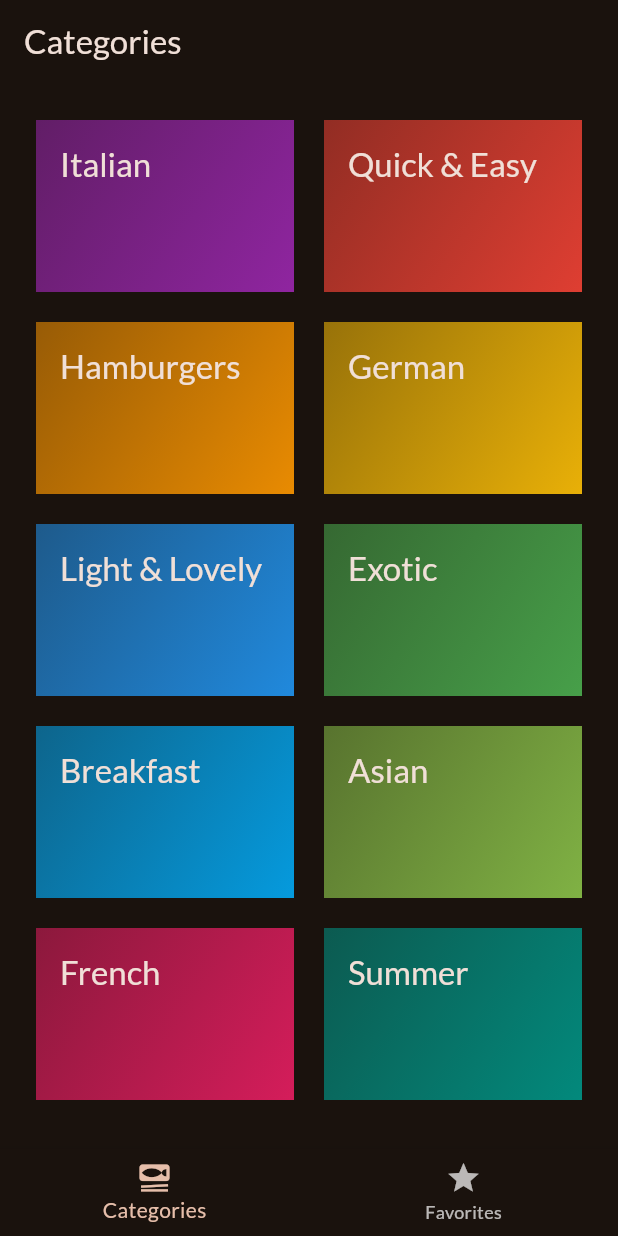
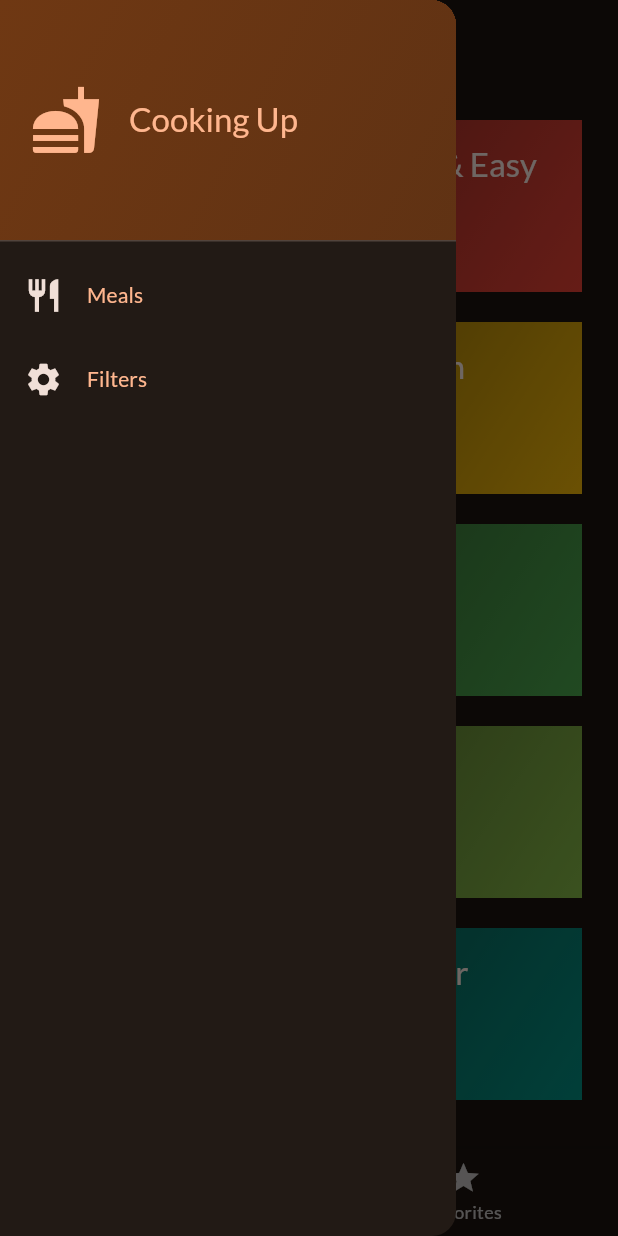
Before and after one commit to Bhaskar2995/meals, a Flutter app: the screen it shows after launch, with the side drawer open (before the commit the screen has no drawer), on a phone screen of 412 x 824 dp. Run offline on Flutter 3.47's test engine with Material 3 defaults, Android fonts, the phone set to English and light mode, and no system bars; our stand-ins replace google_fonts, transparent_image.

Commit message:
Adding App Drawer

```diff
--- a/lib/screens/meal_details.dart
+++ b/lib/screens/meal_details.dart
@@ -14,18 +14,25 @@ class MealDetailsScreen extends StatelessWidget {
 
   @override
   Widget build(BuildContext context) {
+    void _showInfoMessage(String message) {
+      ScaffoldMessenger.of(context).clearSnackBars();
+      ScaffoldMessenger.of(context)
+          .showSnackBar(SnackBar(content: Text(message)));
+    }
+
     return Scaffold(
       appBar: AppBar(title: Text(meal.title), actions: [
         IconButton(
             onPressed: () {
               List<Meal> favoriteMeals = allFavMeals;
               final isExisting = favoriteMeals.contains(meal);
-              print('is existing -- ${isExisting}');
 
               if (isExisting) {
                 favoriteMeals.remove(meal);
+                _showInfoMessage('Removed from favorites');
               } else {
                 favoriteMeals.add(meal);
+                _showInfoMessage('Added to favorites');
               }
 
               addFavMeals = favoriteMeals;
--- a/lib/screens/tabs.dart
+++ b/lib/screens/tabs.dart
@@ -3,6 +3,7 @@ import 'package:meals/data/dummy_data.dart';
 import 'package:meals/models/meal.dart';
 import 'package:meals/screens/categories.dart';
 import 'package:meals/screens/meals.dart';
+import 'package:meals/widgets/main_drawer.dart';
 
 class TabsScreen extends StatefulWidget {
   const TabsScreen({super.key});
@@ -40,7 +41,7 @@ class _TabsScreenState extends State<TabsScreen> {
 
   @override
   Widget build(BuildContext context) {
-    Widget activePage = CategoriesScreen(
+    Widget activePage = const CategoriesScreen(
         // onToggleFavorite: _toggleMealFavouriteStatus,
         );
     var activePageTitle = 'Categories';
@@ -57,6 +58,7 @@ class _TabsScreenState extends State<TabsScreen> {
       appBar: AppBar(
         title: Text(activePageTitle),
       ),
+      drawer: const MainDrawer(),
       body: activePage,
       bottomNavigationBar: BottomNavigationBar(
         onTap: _selectPage,
--- /dev/null
+++ b/lib/widgets/main_drawer.dart
@@ -0,0 +1,68 @@
+import 'package:flutter/material.dart';
+
+class MainDrawer extends StatelessWidget {
+  const MainDrawer({super.key});
+
+  @override
+  Widget build(BuildContext context) {
+    return Drawer(
+      child: Column(children: [
+        DrawerHeader(
+          padding: const EdgeInsets.all(20),
+          decoration: BoxDecoration(
+              gradient: LinearGradient(colors: [
+            Theme.of(context).colorScheme.primaryContainer,
+            Theme.of(context).colorScheme.primaryContainer.withOpacity(0.8)
+          ], begin: Alignment.topLeft, end: Alignment.bottomRight)),
+          child: Row(children: [
+            Icon(
+              Icons.fastfood,
+              size: 48,
+              color: Theme.of(context).colorScheme.primary,
+            ),
+            const SizedBox(
+              width: 18,
+            ),
+            Text(
+              'Cooking Up',
+              style: Theme.of(context)
+                  .textTheme
+                  .titleLarge!
+                  .copyWith(color: Theme.of(context).colorScheme.primary),
+            ),
+          ]),
+        ),
+        ListTile(
+          leading: Icon(
+            Icons.restaurant,
+            size: 26,
+            color: Theme.of(context).colorScheme.onBackground,
+          ),
+          title: Text(
+            'Meals',
+            style: Theme.of(context)
+                .textTheme
+                .titleSmall!
+                .copyWith(color: Theme.of(context).colorScheme.primary),
+          ),
+          onTap: () {},
+        ),
+        ListTile(
+          leading: Icon(
+            Icons.settings,
+            size: 26,
+            color: Theme.of(context).colorScheme.onBackground,
+          ),
+          title: Text(
+            'Filters',
+            style: Theme.of(context)
+                .textTheme
+                .titleSmall!
+                .copyWith(color: Theme.of(context).colorScheme.primary),
+          ),
+          onTap: () {},
+        )
+      ]),
+    );
+  }
+}
```
